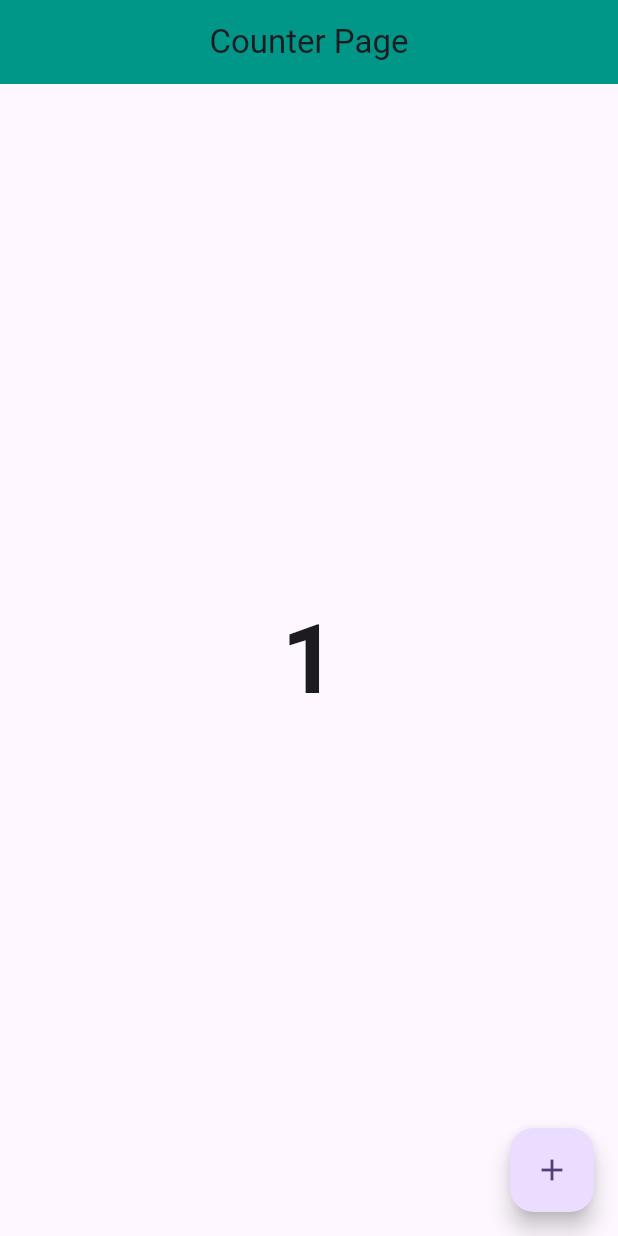
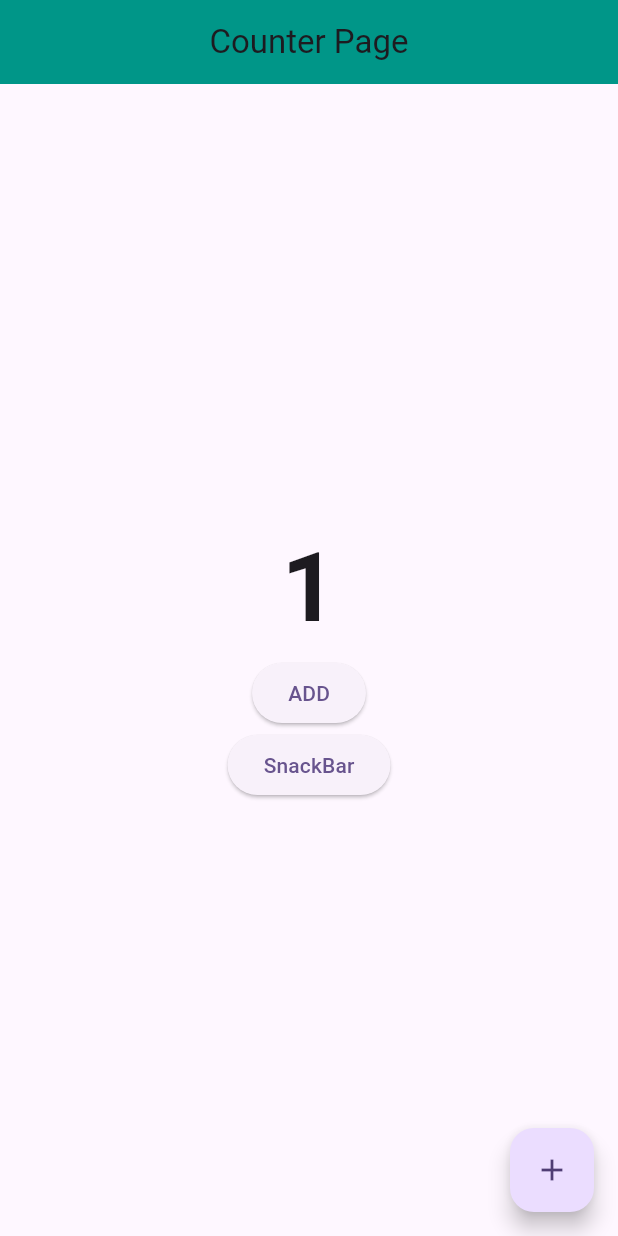
Before and after one commit to Farhanansari23/bloc_statemanagement, a Flutter app: the screen it shows after launch, on a phone screen of 412 x 824 dp. Run offline on Flutter 3.47's test engine with Material 3 defaults, Android fonts, the phone set to English and light mode, and no system bars; our stand-ins replace bloc, flutter_bloc, font_awesome_flutter.

Commit message:
FA-BS-09: working o learning bloc lsitener

```diff
--- a/lib/features/counter/bloc/counter_bloc.dart
+++ b/lib/features/counter/bloc/counter_bloc.dart
@@ -8,6 +8,8 @@ part 'counter_state.dart';
 class CounterBloc extends Bloc<CounterEvent, CounterState> {
   CounterBloc() : super(CounterInitial()) {
    on<CounterIncrementEvent>(counterIncrementEvent);
+   on<CounterAddButtonEvent>(counterAddButtonEvent);
+   on<CounterSnackBarEvent>(counterSnackBarEvent);
   }
 
   int value = 0;
@@ -16,4 +18,15 @@ class CounterBloc extends Bloc<CounterEvent, CounterState> {
     value = value + 1;
     emit(CounterIncrementState(val: value));
 }
+
+  FutureOr<void> counterAddButtonEvent(CounterAddButtonEvent event, Emitter<CounterState> emit){
+    emit(CounterAddButtonState());
+  }
+
+  FutureOr<void> counterSnackBarEvent(CounterSnackBarEvent event, Emitter<CounterState> emit){
+    emit(CounterSnackBarState());
+  }
+
+
+
 }
--- a/lib/features/counter/bloc/counter_event.dart
+++ b/lib/features/counter/bloc/counter_event.dart
@@ -5,3 +5,7 @@ sealed class CounterEvent {}
 
 
 class CounterIncrementEvent extends CounterEvent{}
+
+class CounterAddButtonEvent extends CounterEvent{}
+
+class CounterSnackBarEvent extends CounterEvent{}
--- a/lib/features/counter/bloc/counter_state.dart
+++ b/lib/features/counter/bloc/counter_state.dart
@@ -5,7 +5,14 @@ sealed class CounterState {}
 
 final class CounterInitial extends CounterState {}
 
+abstract class CounterActionState extends CounterState{}
+
+
 final class CounterIncrementState extends CounterState{
   final int val;
   CounterIncrementState({required this.val});
 }
+
+final class CounterAddButtonState extends CounterActionState{}
+
+final class CounterSnackBarState extends CounterActionState{}
--- a/lib/features/counter/ui/counter_page.dart
+++ b/lib/features/counter/ui/counter_page.dart
@@ -15,10 +15,14 @@ class _CounterPageState extends State<CounterPage> {
   final CounterBloc counterBloc = CounterBloc();
 
   @override
-  void initState(){
+  void initState() {
     counterBloc.add(CounterIncrementEvent());
+    counterBloc.add(CounterAddButtonEvent());
     super.initState();
   }
+
+  int value = 0;
+
   @override
   Widget build(BuildContext context) {
     return Scaffold(
@@ -47,31 +51,62 @@ class _CounterPageState extends State<CounterPage> {
 
   Widget _body(context) {
     print('hello');
-    return BlocBuilder<CounterBloc, CounterState>(
+    return BlocListener<CounterBloc, CounterState>(
       bloc: counterBloc,
-      builder: (context, state) {
-        switch(state.runtimeType){
-          case CounterIncrementState:
-            final successState = state as CounterIncrementState;
-            return Container(
-              child: Column(
-                mainAxisAlignment: MainAxisAlignment.center,
-                crossAxisAlignment: CrossAxisAlignment.end,
-                children: [
-                  // Text('You have pushed the button many times'),
-                  Center(
-                    child: Text(successState.val.toString(),style: TextStyle(fontSize: 64,fontWeight: FontWeight.bold)),
-                  )
-                  // Text('$_counter times'),
-                ],
+      listener: (context, state) {
+      if(state is CounterSnackBarState){
+        ScaffoldMessenger.of(context).showSnackBar(SnackBar(content: Text('SnackBar')));
+      } else if(state is CounterAddButtonState){
+        setState(() {
+          value = value + 1;
+        });
+      }
+      },
+      child: Center(
+        child: Container(
+          child: Column(
+            mainAxisAlignment: MainAxisAlignment.center,
+            children: [
+              Center(
+                child: Text(value.toString(), style: TextStyle(
+                    fontSize: 64, fontWeight: FontWeight.bold)),
               ),
-            );
-          default:
-            return Center(
-              child: Text('Not Found'),
-            );
-        };
-      },
+              ElevatedButton(onPressed: () {
+                counterBloc.add(CounterAddButtonEvent());
+              }, child: Text('ADD')),
+              ElevatedButton(onPressed: () {counterBloc.add(CounterSnackBarEvent());}, child: Text('SnackBar')),
+
+            ],
+          ),
+        ),
+      ),
     );
   }
 }
+
+// BlocBuilder<CounterBloc, CounterState>(
+// bloc: counterBloc,
+// builder: (context, state) {
+// switch(state.runtimeType){
+// case CounterIncrementState:
+// final successState = state as CounterIncrementState;
+// return Container(
+// child: Column(
+// mainAxisAlignment: MainAxisAlignment.center,
+// crossAxisAlignment: CrossAxisAlignment.end,
+// children: [
+// // Text('You have pushed the button many times'),
+// Center(
+// child: Text(successState.val.toString(),style: TextStyle(fontSize: 64,fontWeight: FontWeight.bold)),
+// )
+// // Text('$_counter times'),
+// ],
+// ),
+// );
+// default:
+// return Center(
+// child: Text('Not Found'),
+// );
+// };
+// },
+// )
```
